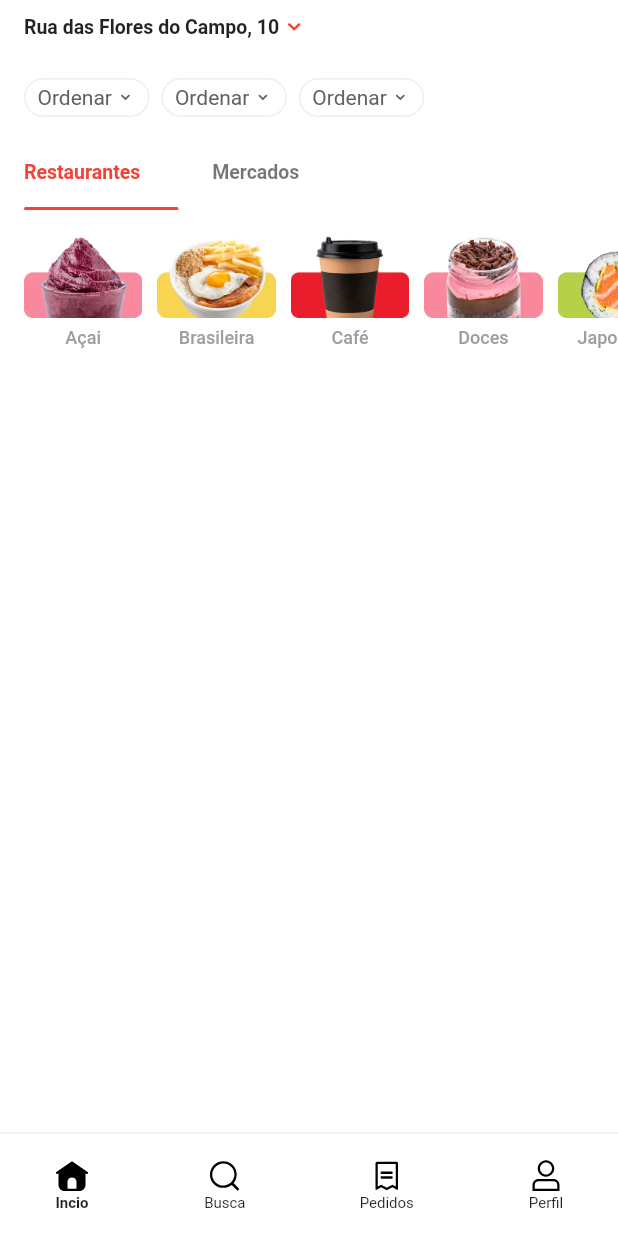
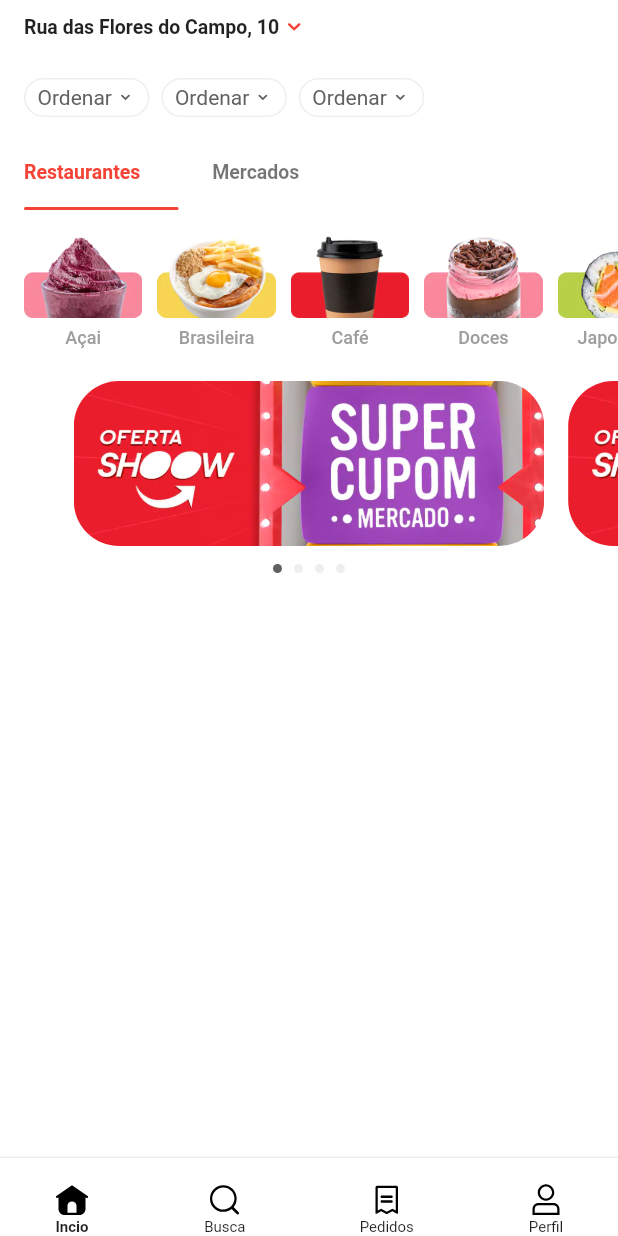
Before and after one commit to VictorMoreira98/ifoof-clone-flutter, a Flutter app: the screen it shows after launch, on a phone screen of 412 x 824 dp. Run offline on Flutter 3.47's test engine with Material 2 defaults, Android fonts, the phone set to English and light mode, and no system bars; our stand-ins replace flutter_svg, tab_indicator_styler; Roboto replaces fonts that are missing (Nunito-Sans).

Commit message:
feat: Creation Banners

```diff
--- a/ifood/lib/core/theme/app_images.dart
+++ b/ifood/lib/core/theme/app_images.dart
@@ -15,4 +15,9 @@ class AppImages {
   static const saudavel = '${pathImages}categorys/saudavel.jpg';
   static const vegetariano = '${pathImages}categorys/vegetariano.jpg';
   static const vr = '${pathImages}categorys/vr.jpg';
+
+  static const banner1 = '${pathImages}banner1.jpeg';
+  static const banner2 = '${pathImages}banner2.jpeg';
+  static const banner3 = '${pathImages}banner3.jpeg';
+  static const banner4 = '${pathImages}banner4.jpeg';
 }
--- /dev/null
+++ b/ifood/lib/views/content/components/banners_component.dart
@@ -0,0 +1,93 @@
+import 'package:flutter/material.dart';
+import 'package:ifood/core/theme/app_colors.dart';
+
+class BannersComponent extends StatefulWidget {
+  final List<BannerItemComponent> list;
+
+  const BannersComponent({Key key, this.list}) : super(key: key);
+
+  @override
+  _BannersComponentState createState() => _BannersComponentState();
+}
+
+class _BannersComponentState extends State<BannersComponent> {
+  final PageController _pageController = PageController(viewportFraction: 0.8);
+  int _currentIndex = 0;
+
+  @override
+  void initState(){
+    super.initState();
+    _pageController.addListener(_onChangePage);
+  }
+
+  _onChangePage() {
+    setState(() {
+      _currentIndex = _pageController.page.toInt();
+    });
+  }
+
+  @override
+  void dispose() {
+    _pageController.removeListener(_onChangePage);
+    super.dispose();
+  }
+
+  @override
+  Widget build(BuildContext context) {
+    return Padding(
+      padding: const EdgeInsets.symmetric(vertical: 16.0),
+      child: Column(
+        children: [
+          SizedBox(
+            height: 110,
+            child: PageView(
+              controller: _pageController,
+              children: widget.list,
+              physics: BouncingScrollPhysics(),
+              scrollDirection: Axis.horizontal,
+            ),
+          ),
+          Padding(
+            padding: const EdgeInsets.only(top: 12),
+            child: Row(
+              mainAxisAlignment: MainAxisAlignment.center,
+              children: widget.list
+                  .map((e) => Padding(
+                        padding: const EdgeInsets.symmetric(horizontal: 4.0),
+                        child: AnimatedContainer(
+                          duration: Duration(milliseconds: 200),
+                          decoration: BoxDecoration(
+                            shape: BoxShape.circle,
+                            color: widget.list.indexOf(e) == _currentIndex ? AppColors.grey7 : AppColors.grey2,
+                          ),
+                          height: 6,
+                          width: 6,
+                        ),
+                      ))
+                  .toList(),
+            ),
+          )
+        ],
+      ),
+    );
+  }
+}
+
+class BannerItemComponent extends StatelessWidget {
+  final String imagePath;
+
+  const BannerItemComponent({Key key, this.imagePath}) : super(key: key);
+  @override
+  Widget build(BuildContext context) {
+    return Padding(
+      padding: const EdgeInsets.symmetric(horizontal: 8.0),
+      child: ClipRRect(
+        borderRadius: BorderRadius.circular(30),
+        child: Image.asset(
+          imagePath,
+          fit: BoxFit.cover,
+        ),
+      ),
+    );
+  }
+}
--- a/ifood/lib/views/content/components/bottom_navigator_component.dart
+++ b/ifood/lib/views/content/components/bottom_navigator_component.dart
@@ -22,7 +22,7 @@ class BottomNavigatorComponet extends StatelessWidget {
             color: AppColors.grey2,
           ),
           Padding(
-            padding: const EdgeInsets.symmetric(horizontal: 24, vertical: 16),
+            padding: const EdgeInsets.only(left: 24, right: 24, top: 16),
             child: Row(
               mainAxisAlignment: MainAxisAlignment.spaceBetween,
               children: items
--- a/ifood/lib/views/content/content_page.dart
+++ b/ifood/lib/views/content/content_page.dart
@@ -2,7 +2,9 @@ import 'package:flutter/material.dart';
 import 'package:ifood/controllers/content_controller.dart';
 import 'package:ifood/core/theme/app_colors.dart';
 import 'package:ifood/core/theme/app_icons.dart';
+import 'package:ifood/core/theme/app_images.dart';
 import 'package:ifood/models/category.dart';
+import 'package:ifood/views/content/components/banners_component.dart';
 import 'package:ifood/views/content/components/bottom_navigator_component.dart';
 import 'package:ifood/views/content/components/category_item_component.dart';
 
@@ -77,6 +79,28 @@ class _ContentPageState extends State<ContentPage>
                         },
                       ),
                     ),
+                  ),
+                  SliverToBoxAdapter(
+                    child: SizedBox(
+                      height: 170,
+                      child: BannersComponent(
+                        list: [
+                          BannerItemComponent(
+                            imagePath: AppImages.banner1,
+                          ),
+                          BannerItemComponent(
+                            imagePath: AppImages.banner1,
+                          ),
+                          BannerItemComponent(
+                            imagePath: AppImages.banner1,
+                          ),
+                          BannerItemComponent(
+                            imagePath: AppImages.banner1,
+                          ),
+
+                        ],
+                      ),
+                    ),
                   )
                 ],
               ),
```
